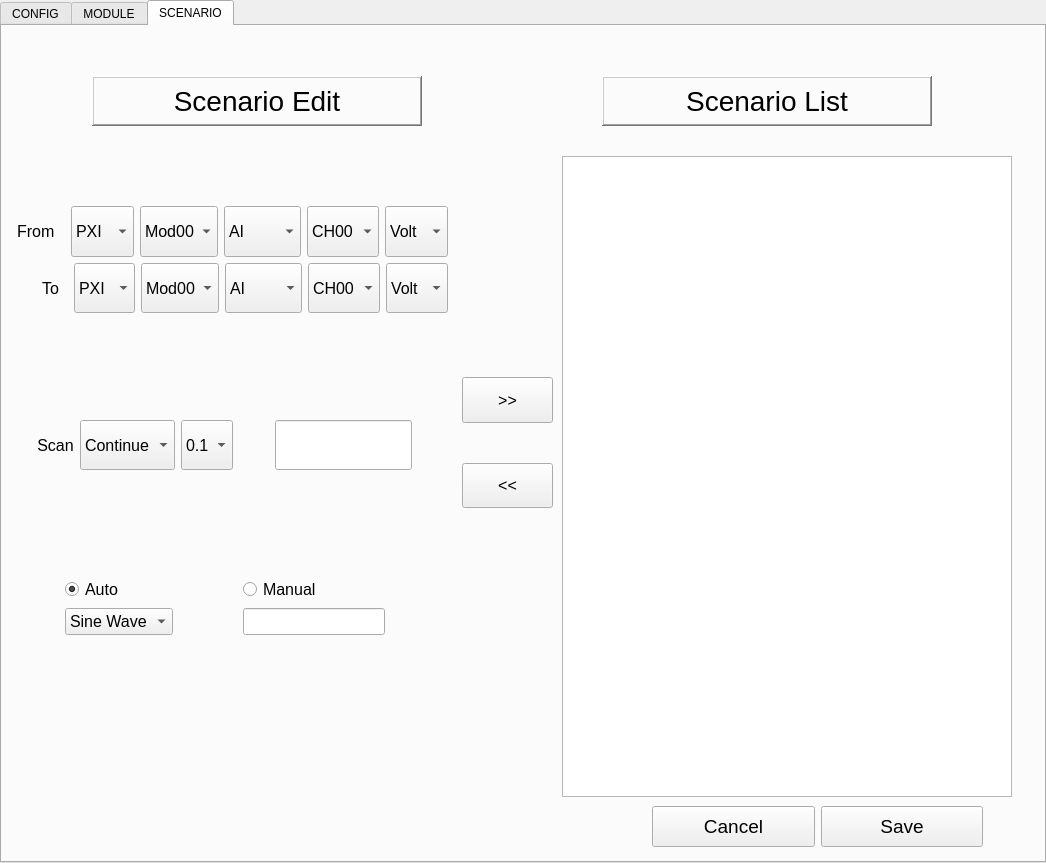
Before: the Qt Designer form siteApps/CDMSTester/CDMSTesterApp/project/Setup.ui in Sangil-Lee/Work, drawn with Qt 5.
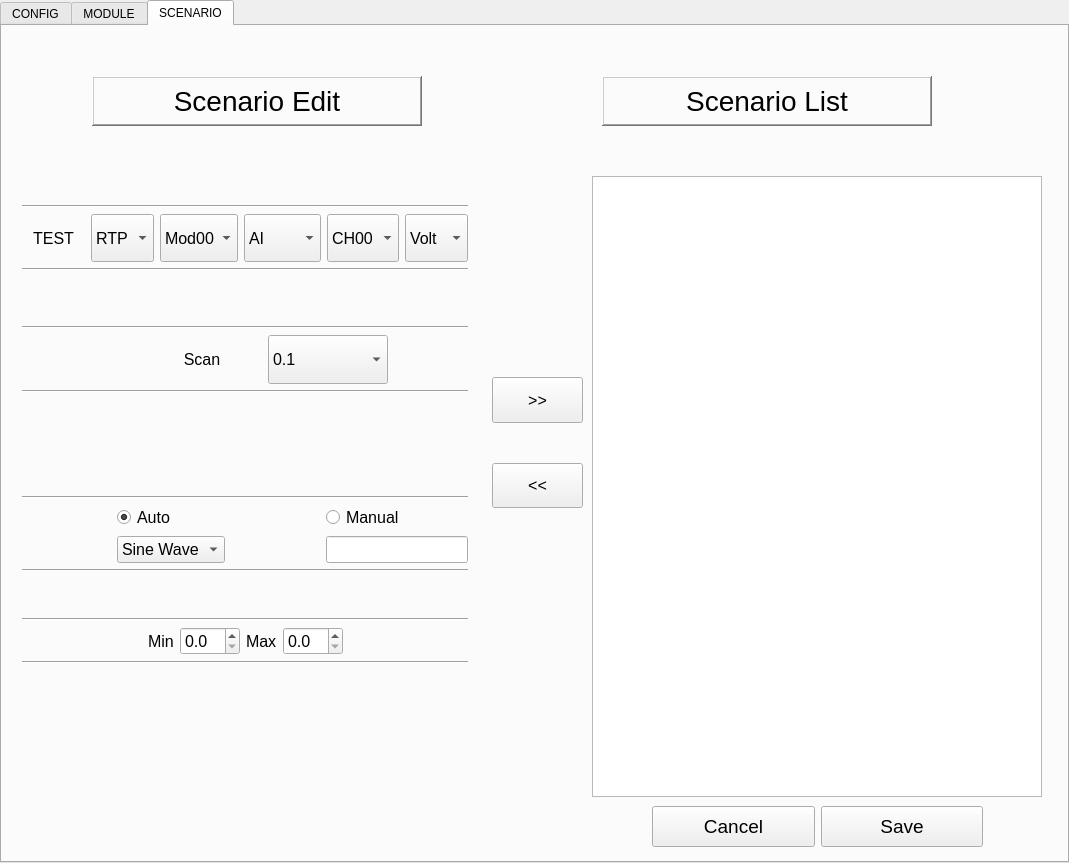
After: the same form once the commit is applied. The open tabs and pages were chosen to show the change.

The edit to the form file:
```diff
--- a/siteApps/CDMSTester/CDMSTesterApp/project/Setup.ui
+++ b/siteApps/CDMSTester/CDMSTesterApp/project/Setup.ui
@@ -9,7 +9,7 @@
    <rect>
     <x>0</x>
     <y>0</y>
-    <width>1046</width>
+    <width>1069</width>
     <height>863</height>
    </rect>
   </property>
@@ -1136,10 +1136,10 @@
    <widget class="QListWidget" name="scenList">
     <property name="geometry">
      <rect>
-      <x>560</x>
-      <y>130</y>
+      <x>590</x>
+      <y>150</y>
       <width>450</width>
-      <height>641</height>
+      <height>621</height>
      </rect>
     </property>
     <property name="font">
@@ -1151,7 +1151,7 @@
    <widget class="QWidget" name="verticalLayoutWidget_2">
     <property name="geometry">
      <rect>
-      <x>460</x>
+      <x>490</x>
       <y>351</y>
       <width>91</width>
       <height>131</height>
@@ -1263,13 +1263,13 @@
    <widget class="QWidget" name="verticalLayoutWidget_4">
     <property name="geometry">
      <rect>
-      <x>0</x>
+      <x>20</x>
       <y>130</y>
       <width>446</width>
       <height>671</height>
      </rect>
     </property>
-    <layout class="QVBoxLayout" name="verticalLayout_8" stretch="5,2">
+    <layout class="QVBoxLayout" name="verticalLayout_8" stretch="5,0,0,0,0,0,2">
      <item>
       <layout class="QVBoxLayout" name="verticalLayout_7">
        <item>
@@ -1285,6 +1285,13 @@
          </property>
         </spacer>
        </item>
+       <item>
+        <widget class="Line" name="line_2">
+         <property name="orientation">
+          <enum>Qt::Horizontal</enum>
+         </property>
+        </widget>
+       </item>
        <item>
         <layout class="QHBoxLayout" name="horizontalLayout_9">
          <item>
@@ -1301,7 +1308,7 @@
             </font>
            </property>
            <property name="text">
-            <string> From</string>
+            <string>TEST</string>
            </property>
            <property name="alignment">
             <set>Qt::AlignCenter</set>
@@ -1321,11 +1328,6 @@
              <pointsize>12</pointsize>
             </font>
            </property>
-           <item>
-            <property name="text">
-             <string>PXI</string>
-            </property>
-           </item>
            <item>
             <property name="text">
              <string>RTP</string>
@@ -1591,322 +1593,11 @@
         </layout>
        </item>
        <item>
-        <layout class="QHBoxLayout" name="horizontalLayout_10">
-         <item>
-          <spacer name="horizontalSpacer_7">
-           <property name="orientation">
-            <enum>Qt::Horizontal</enum>
-           </property>
-           <property name="sizeHint" stdset="0">
-            <size>
-             <width>40</width>
-             <height>20</height>
-            </size>
-           </property>
-          </spacer>
-         </item>
-         <item>
-          <widget class="QLabel" name="label_20">
-           <property name="sizePolicy">
-            <sizepolicy hsizetype="Preferred" vsizetype="Expanding">
-             <horstretch>0</horstretch>
-             <verstretch>0</verstretch>
-            </sizepolicy>
-           </property>
-           <property name="font">
-            <font>
-             <pointsize>12</pointsize>
-            </font>
-           </property>
-           <property name="text">
-            <string>To  </string>
-           </property>
-           <property name="alignment">
-            <set>Qt::AlignCenter</set>
-           </property>
-          </widget>
-         </item>
-         <item>
-          <widget class="QComboBox" name="todevCombo">
-           <property name="sizePolicy">
-            <sizepolicy hsizetype="Preferred" vsizetype="Expanding">
-             <horstretch>0</horstretch>
-             <verstretch>0</verstretch>
-            </sizepolicy>
-           </property>
-           <property name="font">
-            <font>
-             <pointsize>12</pointsize>
-            </font>
-           </property>
-           <item>
-            <property name="text">
-             <string>PXI</string>
-            </property>
-           </item>
-           <item>
-            <property name="text">
-             <string>RTP</string>
-            </property>
-           </item>
-          </widget>
-         </item>
-         <item>
-          <widget class="QComboBox" name="tomodCombo">
-           <property name="sizePolicy">
-            <sizepolicy hsizetype="Preferred" vsizetype="Expanding">
-             <horstretch>0</horstretch>
-             <verstretch>0</verstretch>
-            </sizepolicy>
-           </property>
-           <property name="font">
-            <font>
-             <pointsize>12</pointsize>
-            </font>
-           </property>
-           <item>
-            <property name="text">
-             <string>Mod00</string>
-            </property>
-           </item>
-           <item>
-            <property name="text">
-             <string>Mod01</string>
-            </property>
-           </item>
-           <item>
-            <property name="text">
-             <string>Mod02</string>
-            </property>
-           </item>
-           <item>
-            <property name="text">
-             <string>Mod03</string>
-            </property>
-           </item>
-           <item>
-            <property name="text">
-             <string>Mod04</string>
-            </property>
-           </item>
-           <item>
-            <property name="text">
-             <string>Mod05</string>
-            </property>
-           </item>
-           <item>
-            <property name="text">
-             <string>Mod06</string>
-            </property>
-           </item>
-           <item>
-            <property name="text">
-             <string>Mod07</string>
-            </property>
-           </item>
-           <item>
-            <property name="text">
-             <string>Mod08</string>
-            </property>
-           </item>
-           <item>
-            <property name="text">
-             <string>Mod09</string>
-            </property>
-           </item>
-           <item>
-            <property name="text">
-             <string>Mod10</string>
-            </property>
-           </item>
-           <item>
-            <property name="text">
-             <string>Mod11</string>
-            </property>
-           </item>
-           <item>
-            <property name="text">
-             <string>Mod12</string>
-            </property>
-           </item>
-           <item>
-            <property name="text">
-             <string>Mod13</string>
-            </property>
-           </item>
-           <item>
-            <property name="text">
-             <string>Mod14</string>
-            </property>
-           </item>
-           <item>
-            <property name="text">
-             <string>Mod15</string>
-            </property>
-           </item>
-          </widget>
-         </item>
-         <item>
-          <widget class="QComboBox" name="totypeCombo">
-           <property name="sizePolicy">
-            <sizepolicy hsizetype="Preferred" vsizetype="Expanding">
-             <horstretch>0</horstretch>
-             <verstretch>0</verstretch>
-            </sizepolicy>
-           </property>
-           <property name="font">
-            <font>
-             <pointsize>12</pointsize>
-            </font>
-           </property>
-           <item>
-            <property name="text">
-             <string>AI</string>
-            </property>
-           </item>
-           <item>
-            <property name="text">
-             <string>AO</string>
-            </property>
-           </item>
-           <item>
-            <property name="text">
-             <string>DI</string>
-            </property>
-           </item>
-           <item>
-            <property name="text">
-             <string>DO</string>
-            </property>
-           </item>
-           <item>
-            <property name="text">
-             <string>Comm</string>
-            </property>
-           </item>
-          </widget>
-         </item>
-         <item>
-          <widget class="QComboBox" name="tochCombo">
-           <property name="sizePolicy">
-            <sizepolicy hsizetype="Preferred" vsizetype="Expanding">
-             <horstretch>0</horstretch>
-             <verstretch>0</verstretch>
-            </sizepolicy>
-           </property>
-           <property name="font">
-            <font>
-             <pointsize>12</pointsize>
-            </font>
-           </property>
-           <item>
-            <property name="text">
-             <string>CH00</string>
-            </property>
-           </item>
-           <item>
-            <property name="text">
-             <string>CH01</string>
-            </property>
-           </item>
-           <item>
-            <property name="text">
-             <string>CH02</string>
-            </property>
-           </item>
-           <item>
-            <property name="text">
-             <string>CH03</string>
-            </property>
-           </item>
-           <item>
-            <property name="text">
-             <string>CH04</string>
-            </property>
-           </item>
-           <item>
-            <property name="text">
-             <string>CH05</string>
-            </property>
-           </item>
-           <item>
-            <property name="text">
-             <string>CH06</string>
-            </property>
-           </item>
-           <item>
-            <property name="text">
-             <string>CH07</string>
-            </property>
-           </item>
-           <item>
-            <property name="text">
-             <string>CH08</string>
-            </property>
-           </item>
-           <item>
-            <property name="text">
-             <string>CH09</string>
-            </property>
-           </item>
-           <item>
-            <property name="text">
-             <string>CH10</string>
-            </property>
-           </item>
-           <item>
-            <property name="text">
-             <string>CH11</string>
-            </property>
-           </item>
-           <item>
-            <property name="text">
-             <string>CH12</string>
-            </property>
-           </item>
-           <item>
-            <property name="text">
-             <string>CH13</string>
-            </property>
-           </item>
-           <item>
-            <property name="text">
-             <string>CH14</string>
-            </property>
-           </item>
-           <item>
-            <property name="text">
-             <string>CH15</string>
-            </property>
-           </item>
-          </widget>
-         </item>
-         <item>
-          <widget class="QComboBox" name="tokindCombo">
-           <property name="sizePolicy">
-            <sizepolicy hsizetype="Preferred" vsizetype="Expanding">
-             <horstretch>0</horstretch>
-             <verstretch>0</verstretch>
-            </sizepolicy>
-           </property>
-           <property name="font">
-            <font>
-             <pointsize>12</pointsize>
-            </font>
-           </property>
-           <item>
-            <property name="text">
-             <string>Volt</string>
-            </property>
-           </item>
-           <item>
-            <property name="text">
-             <string>Curr</string>
-            </property>
-           </item>
-          </widget>
-         </item>
-        </layout>
+        <widget class="Line" name="line_6">
+         <property name="orientation">
+          <enum>Qt::Horizontal</enum>
+         </property>
+        </widget>
        </item>
        <item>
         <spacer name="verticalSpacer_12">
@@ -1922,20 +1613,14 @@
         </spacer>
        </item>
        <item>
-        <spacer name="verticalSpacer_8">
+        <widget class="Line" name="line_3">
          <property name="orientation">
-          <enum>Qt::Vertical</enum>
+          <enum>Qt::Horizontal</enum>
          </property>
-         <property name="sizeHint" stdset="0">
-          <size>
-           <width>20</width>
-           <height>40</height>
-          </size>
-         </property>
-        </spacer>
+        </widget>
        </item>
        <item>
-        <layout class="QHBoxLayout" name="horizontalLayout_11">
+        <layout class="QHBoxLayout" name="horizontalLayout_11" stretch="0,0,0,2,2,0,0">
          <item>
           <spacer name="horizontalSpacer_2">
            <property name="orientation">
@@ -1949,6 +1634,32 @@
            </property>
           </spacer>
          </item>
+         <item>
+          <spacer name="horizontalSpacer_6">
+           <property name="orientation">
+            <enum>Qt::Horizontal</enum>
+           </property>
+           <property name="sizeHint" stdset="0">
+            <size>
+             <width>40</width>
+             <height>20</height>
+            </size>
+           </property>
+          </spacer>
+         </item>
+         <item>
+          <spacer name="horizontalSpacer_9">
+           <property name="orientation">
+            <enum>Qt::Horizontal</enum>
+           </property>
+           <property name="sizeHint" stdset="0">
+            <size>
+             <width>40</width>
+             <height>20</height>
+            </size>
+           </property>
+          </spacer>
+         </item>
          <item>
           <widget class="QLabel" name="label_14">
            <property name="sizePolicy">
@@ -1970,31 +1681,6 @@
            </property>
           </widget>
          </item>
-         <item>
-          <widget class="QComboBox" name="scantypeCombo">
-           <property name="sizePolicy">
-            <sizepolicy hsizetype="Preferred" vsizetype="Expanding">
-             <horstretch>0</horstretch>
-             <verstretch>0</verstretch>
-            </sizepolicy>
-           </property>
-           <property name="font">
-            <font>
-             <pointsize>12</pointsize>
-            </font>
-           </property>
-           <item>
-            <property name="text">
-             <string>Continue</string>
-            </property>
-           </item>
-           <item>
-            <property name="text">
-             <string>Count</string>
-            </property>
-           </item>
-          </widget>
-         </item>
          <item>
           <widget class="QComboBox" name="scanCombo">
            <property name="sizePolicy">
@@ -2041,7 +1727,7 @@
           </widget>
          </item>
          <item>
-          <spacer name="horizontalSpacer_6">
+          <spacer name="horizontalSpacer_10">
            <property name="orientation">
             <enum>Qt::Horizontal</enum>
            </property>
@@ -2053,24 +1739,6 @@
            </property>
           </spacer>
          </item>
-         <item>
-          <widget class="QLineEdit" name="scanCount">
-           <property name="sizePolicy">
-            <sizepolicy hsizetype="Expanding" vsizetype="Expanding">
-             <horstretch>0</horstretch>
-             <verstretch>0</verstretch>
-            </sizepolicy>
-           </property>
-           <property name="font">
-            <font>
-             <pointsize>12</pointsize>
-            </font>
-           </property>
-           <property name="inputMethodHints">
-            <set>Qt::ImhDigitsOnly|Qt::ImhFormattedNumbersOnly</set>
-           </property>
-          </widget>
-         </item>
          <item>
           <spacer name="horizontalSpacer_3">
            <property name="orientation">
@@ -2086,6 +1754,13 @@
          </item>
         </layout>
        </item>
+       <item>
+        <widget class="Line" name="line_7">
+         <property name="orientation">
+          <enum>Qt::Horizontal</enum>
+         </property>
+        </widget>
+       </item>
        <item>
         <spacer name="verticalSpacer_9">
          <property name="orientation">
@@ -2112,6 +1787,13 @@
          </property>
         </spacer>
        </item>
+       <item>
+        <widget class="Line" name="line_4">
+         <property name="orientation">
+          <enum>Qt::Horizontal</enum>
+         </property>
+        </widget>
+       </item>
        <item>
         <layout class="QHBoxLayout" name="horizontalLayout_4">
          <item>
@@ -2235,23 +1917,128 @@
            </item>
           </layout>
          </item>
-         <item>
-          <spacer name="horizontalSpacer_5">
-           <property name="orientation">
-            <enum>Qt::Horizontal</enum>
-           </property>
-           <property name="sizeHint" stdset="0">
-            <size>
-             <width>40</width>
-             <height>20</height>
-            </size>
-           </property>
-          </spacer>
-         </item>
         </layout>
        </item>
       </layout>
      </item>
+     <item>
+      <widget class="Line" name="line_8">
+       <property name="orientation">
+        <enum>Qt::Horizontal</enum>
+       </property>
+      </widget>
+     </item>
+     <item>
+      <spacer name="verticalSpacer_17">
+       <property name="orientation">
+        <enum>Qt::Vertical</enum>
+       </property>
+       <property name="sizeHint" stdset="0">
+        <size>
+         <width>20</width>
+         <height>40</height>
+        </size>
+       </property>
+      </spacer>
+     </item>
+     <item>
+      <widget class="Line" name="line_5">
+       <property name="orientation">
+        <enum>Qt::Horizontal</enum>
+       </property>
+      </widget>
+     </item>
+     <item>
+      <layout class="QHBoxLayout" name="horizontalLayout_12">
+       <item>
+        <spacer name="horizontalSpacer_5">
+         <property name="orientation">
+          <enum>Qt::Horizontal</enum>
+         </property>
+         <property name="sizeHint" stdset="0">
+          <size>
+           <width>40</width>
+           <height>20</height>
+          </size>
+         </property>
+        </spacer>
+       </item>
+       <item>
+        <widget class="QLabel" name="label_11">
+         <property name="font">
+          <font>
+           <pointsize>12</pointsize>
+          </font>
+         </property>
+         <property name="text">
+          <string>Min</string>
+         </property>
+        </widget>
+       </item>
+       <item>
+        <widget class="QDoubleSpinBox" name="minVal">
+         <property name="font">
+          <font>
+           <pointsize>12</pointsize>
+          </font>
+         </property>
+         <property name="decimals">
+          <number>1</number>
+         </property>
+         <property name="maximum">
+          <double>10.000000000000000</double>
+         </property>
+        </widget>
+       </item>
+       <item>
+        <widget class="QLabel" name="label_13">
+         <property name="font">
+          <font>
+           <pointsize>12</pointsize>
+          </font>
+         </property>
+         <property name="text">
+          <string>Max</string>
+         </property>
+        </widget>
+       </item>
+       <item>
+        <widget class="QDoubleSpinBox" name="maxVal">
+         <property name="font">
+          <font>
+           <pointsize>12</pointsize>
+          </font>
+         </property>
+         <property name="decimals">
+          <number>1</number>
+         </property>
+         <property name="maximum">
+          <double>10.000000000000000</double>
+         </property>
+        </widget>
+       </item>
+       <item>
+        <spacer name="horizontalSpacer_8">
+         <property name="orientation">
+          <enum>Qt::Horizontal</enum>
+         </property>
+         <property name="sizeHint" stdset="0">
+          <size>
+           <width>40</width>
+           <height>20</height>
+          </size>
+         </property>
+        </spacer>
+       </item>
+      </layout>
+     </item>
+     <item>
+      <widget class="Line" name="line_9">
+       <property name="orientation">
+        <enum>Qt::Horizontal</enum>
+       </property>
+      </widget>
+     </item>
      <item>
       <spacer name="verticalSpacer_10">
        <property name="orientation">
```
Left out of the diff: 19 changed lines with no effect on the pictures.
